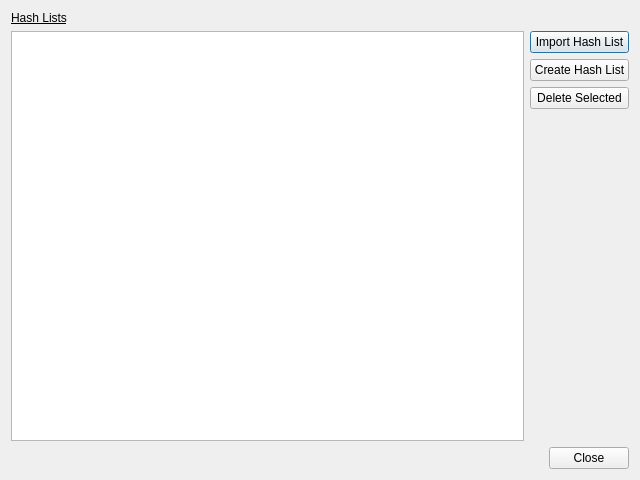
pjrinaldi/wombatforensics, file hashlistmanager.ui: the form before one commit.
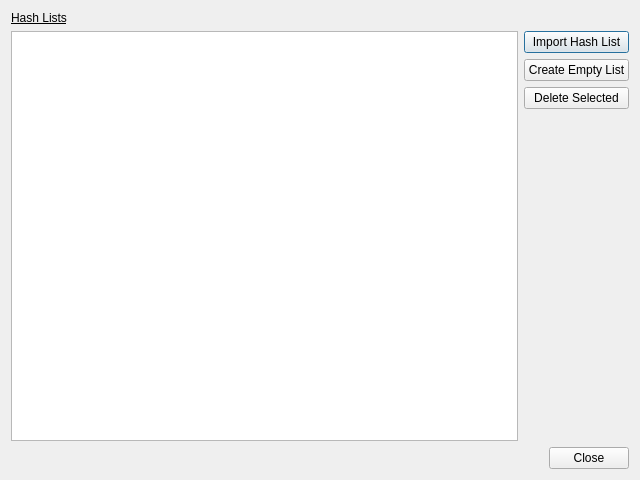
The form after the commit.

Commit message: hash list manager is working and implemented. now i need to implement the hash comparison feature to dig deeper, as well as the add file add checked files to hash list

The edit to the form file:
```diff
--- a/hashlistmanager.ui
+++ b/hashlistmanager.ui
@@ -65,7 +65,7 @@
        <item>
         <widget class="QPushButton" name="createbutton">
          <property name="text">
-          <string>Create Hash List</string>
+          <string>Create Empty List</string>
          </property>
         </widget>
        </item>
```
The commit also changes 5 other files.
